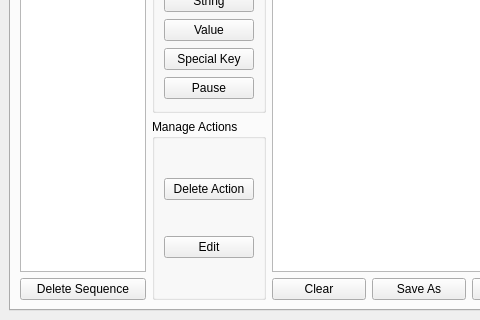
Above: TestGUIv2.ui from edbuckne/BioTrackPGM before the change; both pictures show x 0 to 480 and y 113 to 433 of the 686 by 433 pixel window. Below: the same form after it.
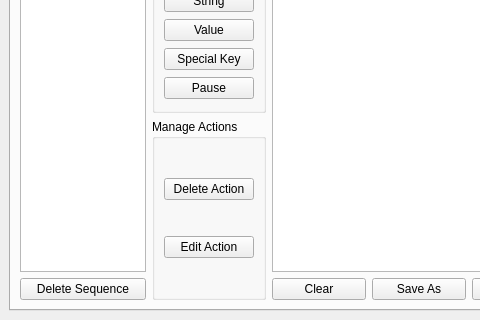
That is the form after the change. The open tabs and pages were chosen to show the change.

What changed in the file:
```diff
--- a/TestGUIv2.ui
+++ b/TestGUIv2.ui
@@ -596,7 +596,7 @@
                <item>
                 <widget class="QPushButton" name="editBlock">
                  <property name="text">
-                  <string>Edit</string>
+                  <string>Edit Action</string>
                  </property>
                 </widget>
                </item>
```
Left out of the diff: 56 changed lines with no effect on the pictures.
